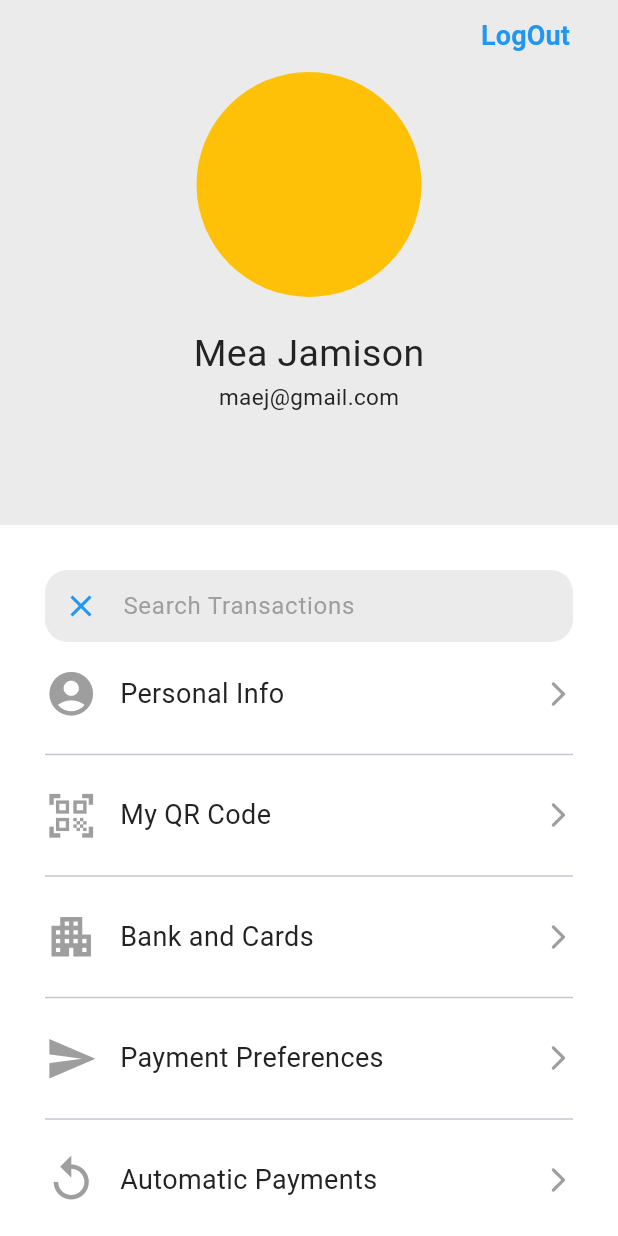
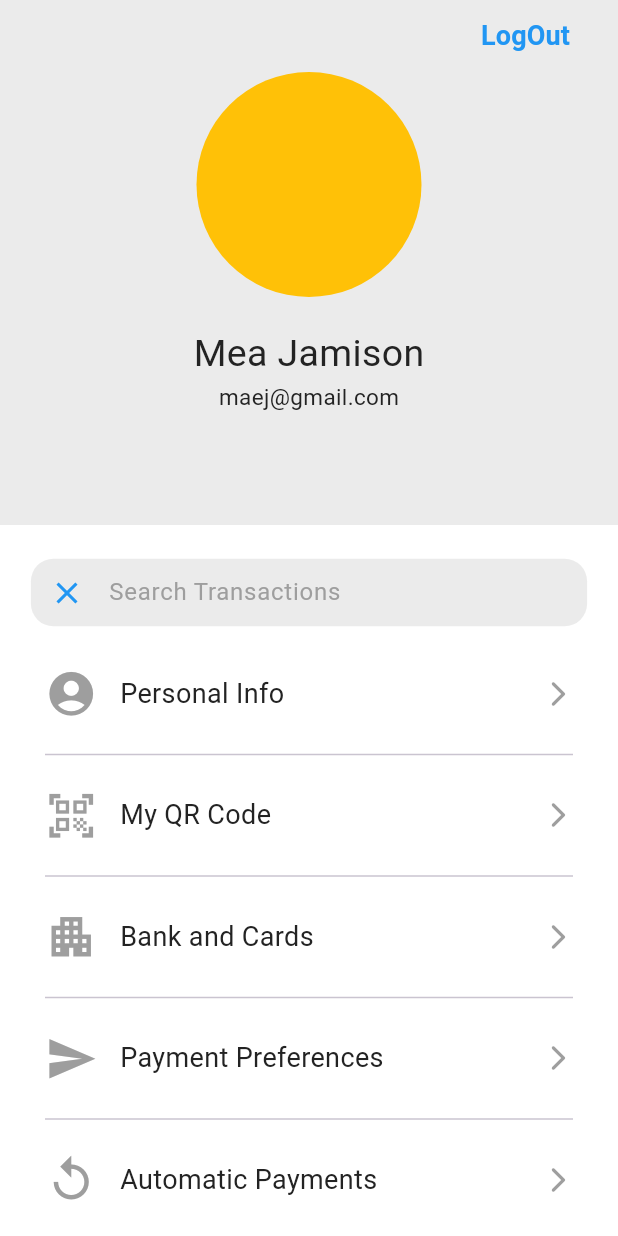
Before and after one commit to mohammedafreedps/Payment-Management-using-local-DB, a Flutter app: the SettingScreen screen opened directly, after a tap on "Search Transactions", on a phone screen of 412 x 824 dp. Run offline on Flutter 3.47's test engine with Material 3 defaults, Android fonts, the phone set to English and light mode, and no system bars; our stand-ins replace badges.

Commit message:
UI stage 3

```diff
--- a/lib/presentation/widgets/search_bar_Delegate.dart
+++ b/lib/presentation/widgets/search_bar_Delegate.dart
@@ -5,8 +5,10 @@ import 'package:provider/provider.dart';
 
 class SearchBarDelegate extends SliverPersistentHeaderDelegate {
   @override
-  Widget build(
-      BuildContext context, double shrinkOffset, bool overlapsContent) {
+  Widget build(BuildContext context, double shrinkOffset, bool overlapsContent) {
+    double screenWidth = MediaQuery.of(context).size.width;
+    double containerWidth = screenWidth * 0.9;
+
     return context.watch<DashBoardProvider>().isSearchFocus
         ? GestureDetector(
             onTap: () {
@@ -18,15 +20,18 @@ class SearchBarDelegate extends SliverPersistentHeaderDelegate {
               color: AppColors.primaryColor,
               child: Center(
                 child: Container(
-                  decoration: BoxDecoration(color: AppColors.secondaryColor,borderRadius: BorderRadius.circular(15)),
+                  decoration: BoxDecoration(
+                    color: AppColors.secondaryColor,
+                    borderRadius: BorderRadius.circular(15),
+                  ),
                   height: 45,
-                  width: 430,
+                  width: containerWidth,
                   child: const Row(
                     children: [
                       Padding(padding: EdgeInsets.only(left: 10)),
-                      Icon(Icons.search,color: AppColors.accentColor,size: 30,),
+                      Icon(Icons.search, color: AppColors.accentColor, size: 30),
                       Padding(padding: EdgeInsets.only(left: 10)),
-                      Text('Search Transactions',style: TextStyles.secondaryBold,)
+                      Text('Search Transactions', style: TextStyles.secondaryBold),
                     ],
                   ),
                 ),
@@ -35,17 +40,17 @@ class SearchBarDelegate extends SliverPersistentHeaderDelegate {
         : Container(
             height: 70,
             color: AppColors.primaryColor,
-            padding: const EdgeInsets.only(left: 30,right: 30, top: 20),
+            padding: EdgeInsets.symmetric(horizontal: (screenWidth - containerWidth) / 2, vertical: 12.5),
             child: TextField(
-              focusNode: FocusNode(),
               cursorColor: AppColors.accentColor,
               decoration: InputDecoration(
                 contentPadding: const EdgeInsets.only(top: 11),
                 fillColor: AppColors.secondaryColor,
                 filled: true,
                 border: OutlineInputBorder(
-                    borderRadius: BorderRadius.circular(15),
-                    borderSide: BorderSide.none),
+                  borderRadius: BorderRadius.circular(15),
+                  borderSide: BorderSide.none,
+                ),
                 hintStyle: TextStyles.secondaryNormal,
                 hintText: 'Search Transactions',
                 prefixIcon: IconButton(
```
Also changed, not shown: lib/presentation/screens/dash_board_screen/widgets/profile.dart (+8 -6 lines).
